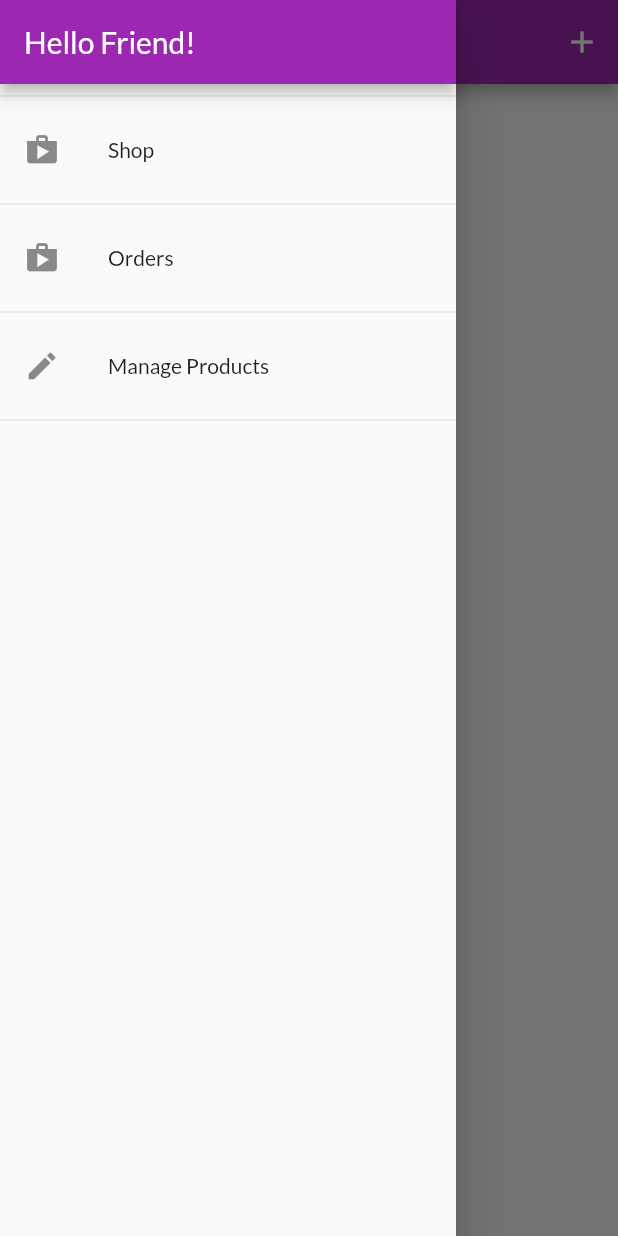
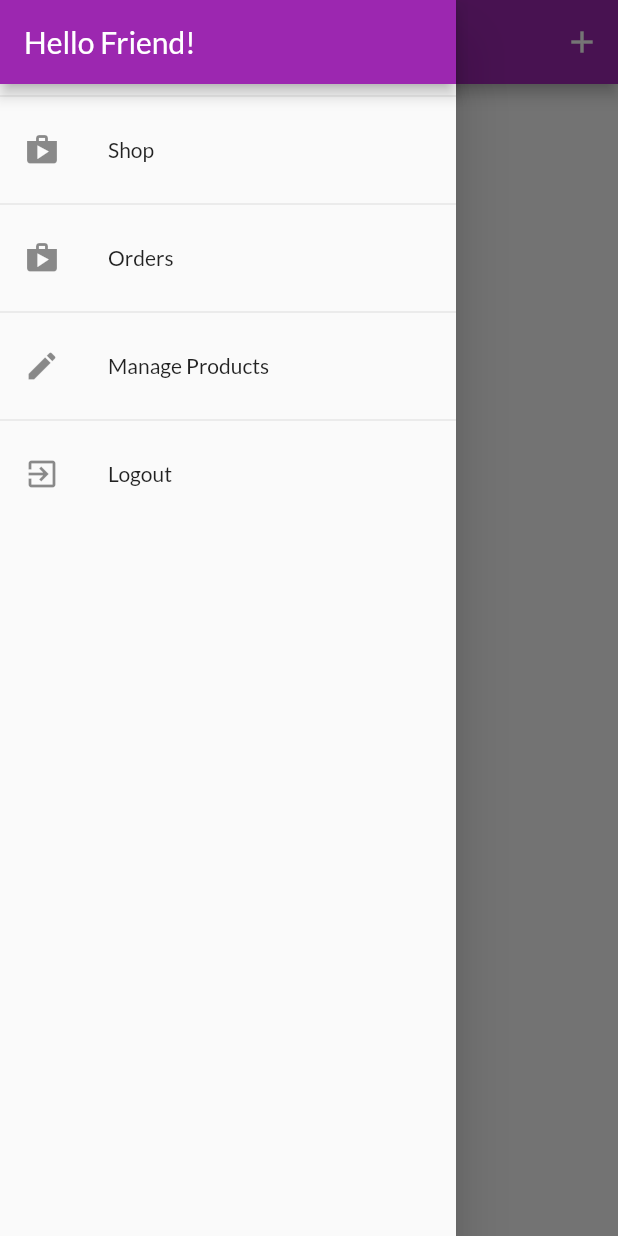
Before and after one commit to wes-gourh/FlutterShopApp, a Flutter app: the UserProductScreen screen opened directly, with the side drawer open, on a phone screen of 412 x 824 dp. Run offline on Flutter 3.47's test engine with Material 2 defaults, Android fonts, the phone set to English and light mode, and no system bars; our stand-ins replace shared_preferences; accounts and stored records are empty; network calls fail.

Commit message:
Logout added

```diff
--- a/lib/widgets/app_drawer.dart
+++ b/lib/widgets/app_drawer.dart
@@ -1,6 +1,9 @@
 import 'package:flutter/material.dart';
+import 'package:provider/provider.dart';
+
 import '../screens/orders_screen.dart';
 import '../screens/user_products_screen.dart';
+import '../providers/auth.dart';
 
 class AppDrawer extends StatelessWidget {
   @override
@@ -40,6 +43,17 @@ class AppDrawer extends StatelessWidget {
             },
           ),
           Divider(),
+          ListTile(
+            leading: Icon(Icons.exit_to_app),
+            title: Text('Logout'),
+            onTap: () {
+              Navigator.of(context).pop();
+              Navigator.of(context).pushReplacementNamed('/');
+              // Navigator.of(context)
+              //     .pushReplacementNamed(UserProductScreen.routeName);
+              Provider.of<Auth>(context, listen: false).logout();
+            },
+          ),
         ],
       ),
     );
```
